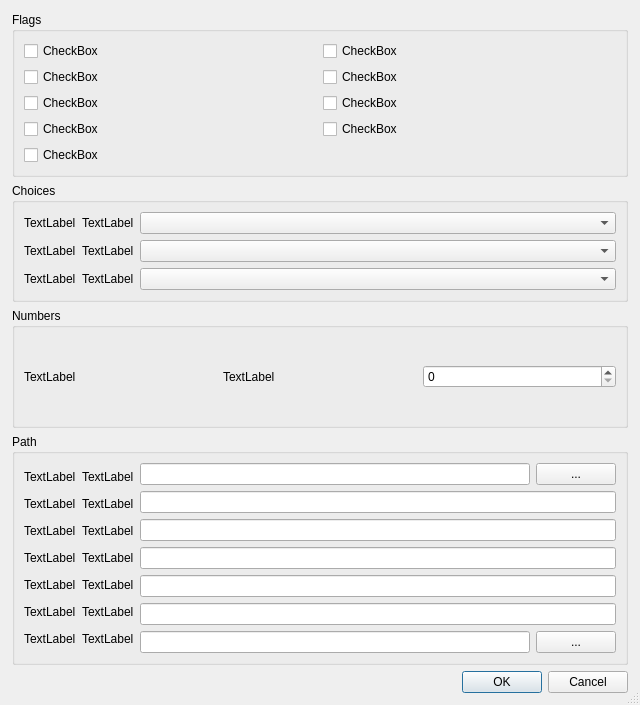
The window that tidal_dl_ng/ui/dialog_settings.ui (exislow/tidal-dl-ng) describes before a commit, drawn with Qt 5.
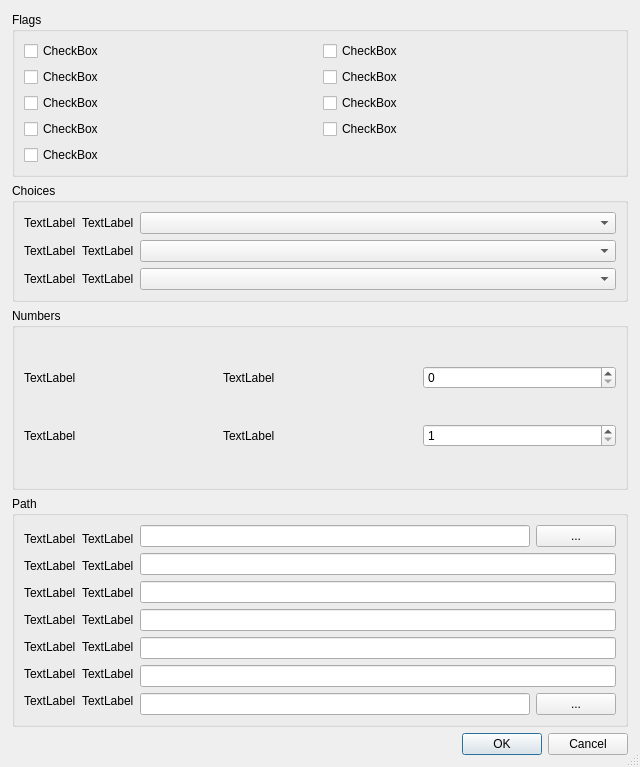
The same window after the commit.

Commit message: ✨ Multithreaded downloads implemented (for Playlists, Albums etc.). Fixes #180

```diff
--- a/tidal_dl_ng/ui/dialog_settings.ui
+++ b/tidal_dl_ng/ui/dialog_settings.ui
@@ -7,7 +7,7 @@
     <x>0</x>
     <y>0</y>
     <width>640</width>
-    <height>705</height>
+    <height>767</height>
    </rect>
   </property>
   <property name="sizePolicy">
@@ -386,6 +386,34 @@
           </item>
          </layout>
         </item>
+        <item>
+         <layout class="QHBoxLayout" name="horizontalLayout_11">
+          <item>
+           <widget class="QLabel" name="l_downloads_concurrent_max">
+            <property name="text">
+             <string>TextLabel</string>
+            </property>
+           </widget>
+          </item>
+          <item>
+           <widget class="QLabel" name="l_icon_downloads_concurrent_max">
+            <property name="text">
+             <string>TextLabel</string>
+            </property>
+           </widget>
+          </item>
+          <item>
+           <widget class="QSpinBox" name="sb_downloads_concurrent_max">
+            <property name="minimum">
+             <number>1</number>
+            </property>
+            <property name="maximum">
+             <number>5</number>
+            </property>
+           </widget>
+          </item>
+         </layout>
+        </item>
        </layout>
       </widget>
      </item>
```
The commit also changes 4 other files.
